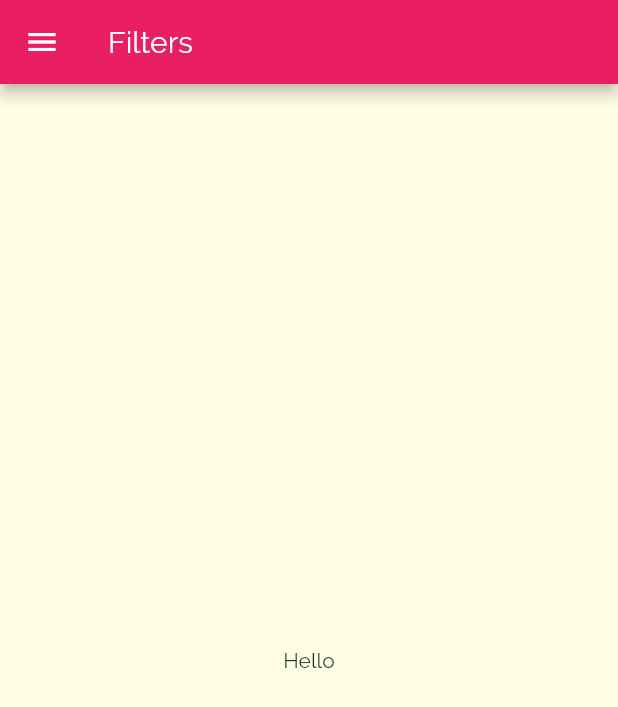
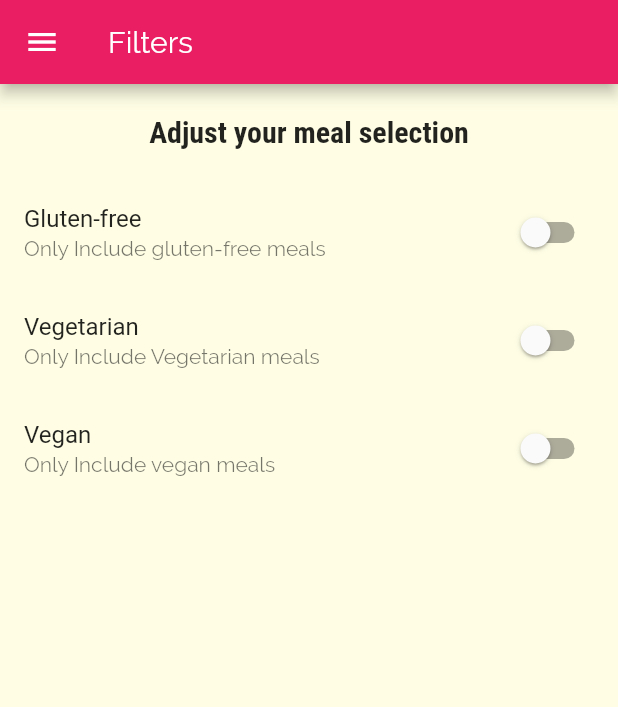
Before and after one commit to darshangit/flutter-app3-meals, a Flutter app: the FiltersScreen screen opened by its route, on a phone screen of 412 x 824 dp. Shown: the top 707 px of the screen. Run offline on Flutter 3.47's test engine with Material 2 defaults, Android fonts, the phone set to English and light mode, and no system bars.

Commit message:
filters added

```diff
--- a/lib/screens/filters_screen.dart
+++ b/lib/screens/filters_screen.dart
@@ -1,19 +1,75 @@
 import 'package:flutter/material.dart';
 import 'package:flutter_app3_meals/widgets/main_drawer.dart';
 
-class FiltersScreen extends StatelessWidget {
+class FiltersScreen extends StatefulWidget {
+  static const routeName = '/filters';
 
-  static const routeName = '/filters';
+  @override
+  _FiltersScreenState createState() => _FiltersScreenState();
+}
+
+class _FiltersScreenState extends State<FiltersScreen> {
+  var _glutenFree = false;
+  var _vegetarian = false;
+  var _vegan = false;
+  var _lactoseFree = false;
+
+  Widget _buildSwitchListTile(String title, String description,
+      var currentValue, Function updateValue) {
+    return SwitchListTile(
+      title: Text(title),
+      value: currentValue,
+      subtitle: Text(description),
+      onChanged: updateValue,
+    );
+  }
 
   @override
   Widget build(BuildContext context) {
     return Scaffold(
-      appBar: AppBar(
+        appBar: AppBar(
           title: Text('Filters'),
         ),
-      drawer: MainDrawer(),
-      body: Center(
-      child: Text('Hello'),
-    ));
+        drawer: MainDrawer(),
+        body: Column(
+          children: <Widget>[
+            Container(
+                padding: EdgeInsets.all(20),
+                child: Text(
+                  'Adjust your meal selection',
+                  style: Theme.of(context).textTheme.title,
+                )),
+            Expanded(
+              child: ListView(
+                children: <Widget>[
+                  _buildSwitchListTile(
+                      'Gluten-free',
+                      'Only Include gluten-free meals',
+                      _glutenFree, (newValue) {
+                    setState(() {
+                      _glutenFree = newValue;
+                    });
+                  }),
+                  _buildSwitchListTile(
+                      'Vegetarian',
+                      'Only Include Vegetarian meals',
+                      _vegetarian, (newValue) {
+                    setState(() {
+                      _vegetarian = newValue;
+                    });
+                  }),
+                  _buildSwitchListTile(
+                      'Vegan',
+                      'Only Include vegan meals',
+                      _vegan, (newValue) {
+                    setState(() {
+                      _vegan = newValue;
+                    });
+                  }),
+                ],
+              ),
+            )
+          ],
+        ));
   }
 }
```
